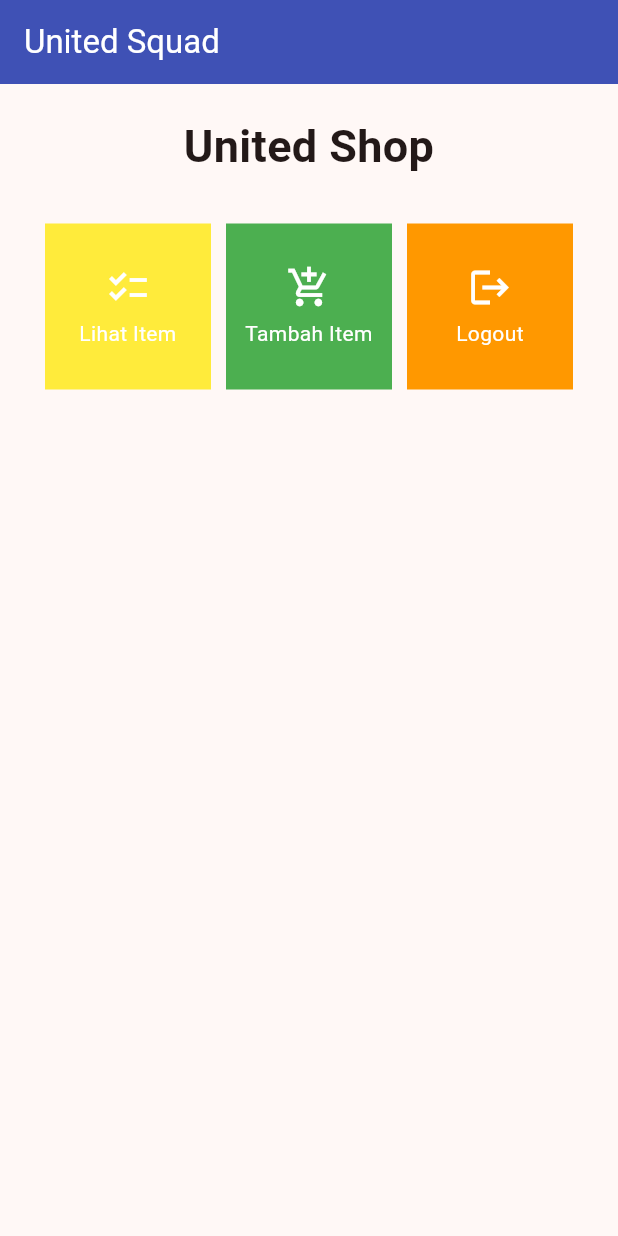
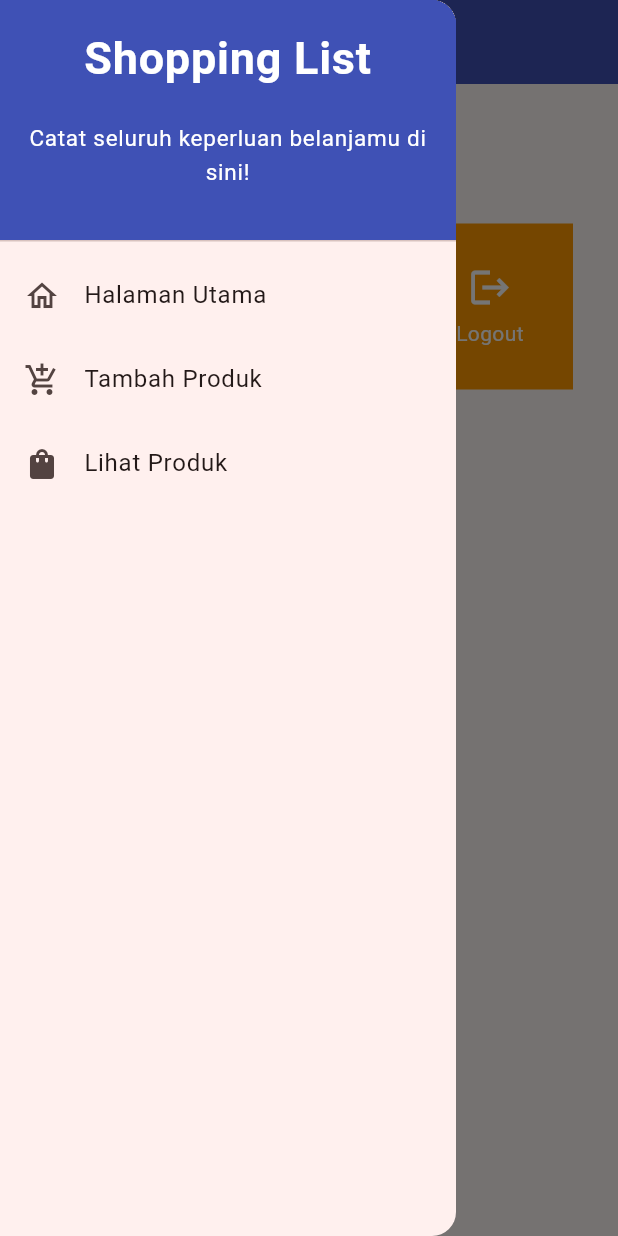
Before and after one commit to sakhuy/united-shop-mobile, a Flutter app: the screen it shows after launch, with the side drawer open (before the commit the screen has no drawer), on a phone screen of 412 x 824 dp. Run offline on Flutter 3.47's test engine with Material 2 defaults, Android fonts, the light colour scheme and no system bars.

Commit message:
tugas 8 selesai

```diff
--- a/lib/main.dart
+++ b/lib/main.dart
@@ -1,5 +1,5 @@
 import 'package:flutter/material.dart';
-import 'package:united_squad/menu.dart';
+import 'package:united_squad/screens/menu.dart';
 
 void main() {
   runApp(const MyApp());
--- /dev/null
+++ b/lib/models/item.dart
@@ -0,0 +1,8 @@
+class Item {
+  String name;
+  int amount;
+  int price;
+  String description;
+
+  Item({required this.name, required this.amount, required this.price, required this.description});
+}
--- a/lib/menu.dart
+++ b/lib/screens/menu.dart
@@ -1,4 +1,6 @@
 import 'package:flutter/material.dart';
+import "package:united_squad/widgets/left_drawer.dart";
+import 'package:united_squad/widgets/shop_card.dart';
 
 class MyHomePage extends StatelessWidget {
   MyHomePage({Key? key}) : super(key: key);
@@ -19,6 +21,7 @@
         ),
         backgroundColor: Colors.indigo,
       ),
+      drawer: const LeftDrawer(),
       body: SingleChildScrollView(
         // Widget wrapper yang dapat discroll
         child: Padding(
@@ -59,56 +62,3 @@
     );
   }
 }
-
-class ShopItem {
-  final String name;
-  final IconData icon;
-  final Color color;
-
-  ShopItem(this.name, this.icon, this.color);
-}
-
-class ShopCard extends StatelessWidget {
-  final ShopItem item;
-
-  const ShopCard(this.item, {super.key}); // Constructor
-
-  @override
-  Widget build(BuildContext context) {
-    return Material(
-      color: item.color,
-      child: InkWell(
-        // Area responsive terhadap sentuhan
-        onTap: () {
-          // Memunculkan SnackBar ketika diklik
-          ScaffoldMessenger.of(context)
-            ..hideCurrentSnackBar()
-            ..showSnackBar(SnackBar(
-                content: Text("Kamu telah menekan tombol ${item.name}!")));
-        },
-        child: Container(
-          // Container untuk menyimpan Icon dan Text
-          padding: const EdgeInsets.all(8),
-          child: Center(
-            child: Column(
-              mainAxisAlignment: MainAxisAlignment.center,
-              children: [
-                Icon(
-                  item.icon,
-                  color: Colors.white,
-                  size: 30.0,
-                ),
-                const Padding(padding: EdgeInsets.all(3)),
-                Text(
-                  item.name,
-                  textAlign: TextAlign.center,
-                  style: const TextStyle(color: Colors.white),
-                ),
-              ],
-            ),
-          ),
-        ),
-      ),
-    );
-  }
-}
--- /dev/null
+++ b/lib/widgets/left_drawer.dart
@@ -0,0 +1,81 @@
+import 'package:flutter/material.dart';
+import 'package:united_squad/screens/menu.dart';
+import 'package:united_squad/screens/shoplist_form.dart';
+import 'package:united_squad/screens/shoplist_page.dart';
+
+class LeftDrawer extends StatelessWidget {
+  const LeftDrawer({super.key});
+
+  @override
+  Widget build(BuildContext context) {
+    return Drawer(
+      child: ListView(
+        children: [
+          const DrawerHeader(
+            decoration: BoxDecoration(
+              color: Colors.indigo,
+            ),
+            child: Column(
+              children: [
+                Text(
+                  'Shopping List',
+                  textAlign: TextAlign.center,
+                  style: TextStyle(
+                    fontSize: 30,
+                    fontWeight: FontWeight.bold,
+                    color: Colors.white,
+                  ),
+                ),
+                Padding(padding: EdgeInsets.all(10)),
+                Text("Catat seluruh keperluan belanjamu di sini!",
+                    textAlign:  TextAlign.center,
+                    style: TextStyle(
+                      fontSize: 15,
+                      color: Colors.white,
+                      fontWeight: FontWeight.normal,
+                    )
+                    ),
+              ],
+            ),
+          ),
+          ListTile(
+            leading: const Icon(Icons.home_outlined),
+            title: const Text('Halaman Utama'),
+            // Bagian redirection ke MyHomePage
+            onTap: () {
+              Navigator.pushReplacement(
+                  context,
+                  MaterialPageRoute(
+                    builder: (context) => MyHomePage(),
+                  ));
+            },
+          ),
+          ListTile(
+            leading: const Icon(Icons.add_shopping_cart),
+            title: const Text('Tambah Produk'),
+            // Bagian redirection ke ShopFormPage
+            onTap: () {
+              Navigator.pushReplacement(
+                  context,
+                  MaterialPageRoute(
+                    builder: (context) => const ShopFormPage(),
+                  ));
+            },
+          ),
+          ListTile(
+            leading: const Icon(Icons.shopping_bag_rounded),
+            title: const Text('Lihat Produk'),
+            // Bagian redirection ke ShopFormPage
+            onTap: () {
+              Navigator.pushReplacement(
+                  context,
+                  MaterialPageRoute(
+                    builder: (context) => ProductListPage(items: itemList),
+                  ));
+            },
+          ),
+        ],
+      ),
+    );
+  }
+}
--- /dev/null
+++ b/lib/widgets/shop_card.dart
@@ -0,0 +1,64 @@
+import 'package:flutter/material.dart';
+import 'package:united_squad/screens/shoplist_form.dart';
+import 'package:united_squad/screens/shoplist_page.dart';
+
+class ShopItem {
+  final String name;
+  final IconData icon;
+  final Color color;
+
+  ShopItem(this.name, this.icon, this.color);
+}
+
+class ShopCard extends StatelessWidget {
+  final ShopItem item;
+
+  const ShopCard(this.item, {super.key}); // Constructor
+
+  @override
+  Widget build(BuildContext context) {
+    return Material(
+      color: item.color,
+      child: InkWell(
+        // Area responsive terhadap sentuhan
+        onTap: () {
+          // Memunculkan SnackBar ketika diklik
+          ScaffoldMessenger.of(context)
+            ..hideCurrentSnackBar()
+            ..showSnackBar(SnackBar(
+                content: Text("Kamu telah menekan tombol ${item.name}!")));
+          if (item.name == "Tambah Item") {
+            Navigator.push(context,
+                MaterialPageRoute(builder: (context) => const ShopFormPage()));
+          }
+          if (item.name == "Lihat Item") {
+            Navigator.push(context,
+                MaterialPageRoute(builder: (context) => ProductListPage(items: itemList)));
+          }
+        },
+        child: Container(
+          // Container untuk menyimpan Icon dan Text
+          padding: const EdgeInsets.all(8),
+          child: Center(
+            child: Column(
+              mainAxisAlignment: MainAxisAlignment.center,
+              children: [
+                Icon(
+                  item.icon,
+                  color: Colors.white,
+                  size: 30.0,
+                ),
+                const Padding(padding: EdgeInsets.all(3)),
+                Text(
+                  item.name,
+                  textAlign: TextAlign.center,
+                  style: const TextStyle(color: Colors.white),
+                ),
+              ],
+            ),
+          ),
+        ),
+      ),
+    );
+  }
+}
```
Also changed, not shown: lib/screens/shoplist_form.dart (added, +198 -0 lines), lib/screens/shoplist_page.dart (added, +29 -0 lines), 1 other file.
